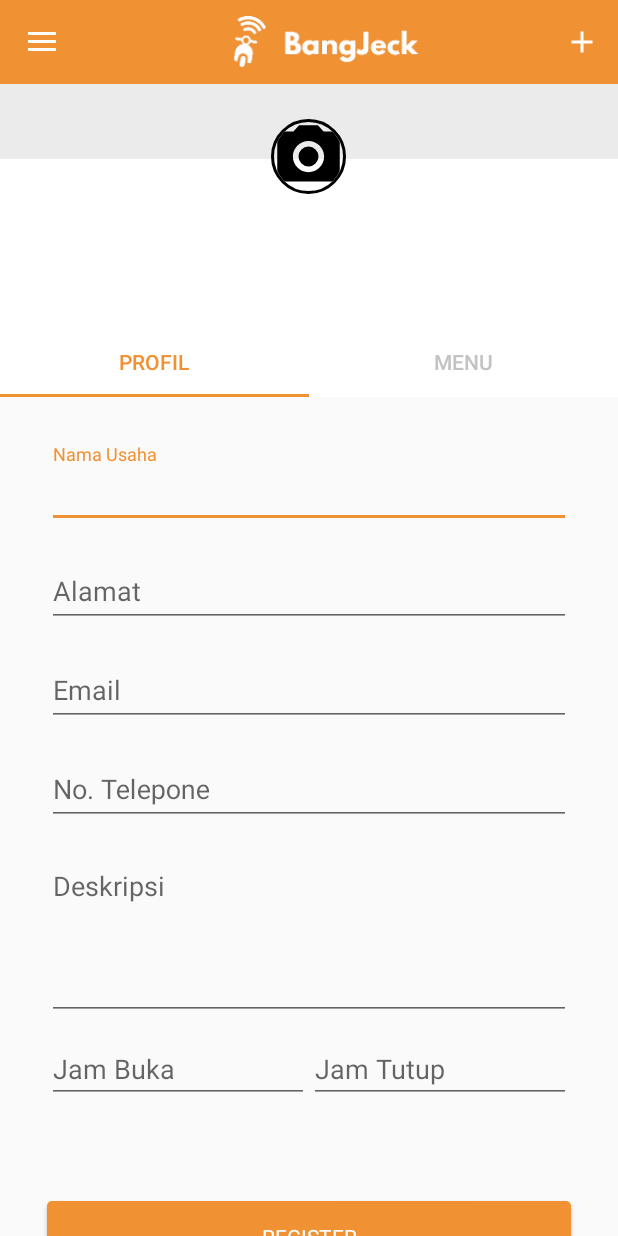
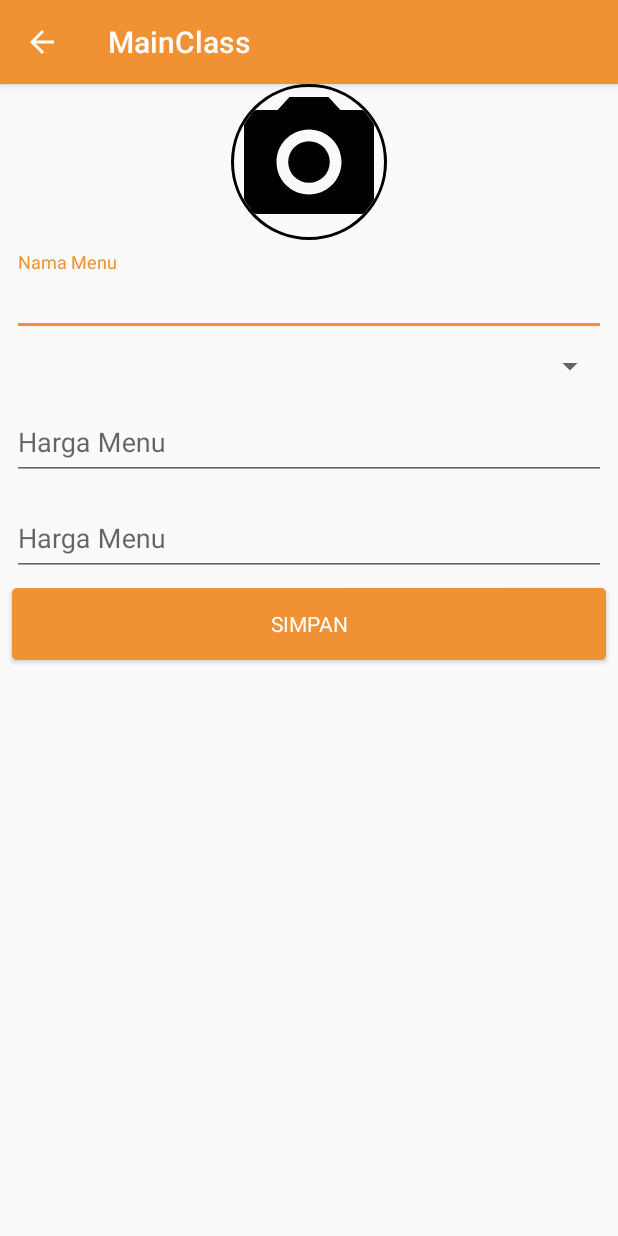
Before and after one commit to handharbeni/BangJekMerchant, an Android app: the screen it shows after launch (MainClass before the commit, DetailMenu after it), after a tap on "Settings", on a phone screen of 412 x 824 dp. Run offline under Robolectric (Android 15) with nearby library versions, the phone set to English and light mode, and no system bars; our stand-ins replace CircleImageView; libraries missing offline, so code that uses them is left out: co.moonmonkeylabs.realmrecyclerview, com.h6ah4i.android, com.pddstudio.preferences, io.realm, io.realm.annotations; 11 statements that could not run were skipped.

Commit message:
Upgrade Menu

```diff
--- a/app/src/main/java/illiyin/mhandharbeni/bangjekmerchant/mainpackage/MainClass.java
+++ b/app/src/main/java/illiyin/mhandharbeni/bangjekmerchant/mainpackage/MainClass.java
@@ -25,6 +25,7 @@ import illiyin.mhandharbeni.bangjekmerchant.accountpackage.SigninClass;
 import illiyin.mhandharbeni.bangjekmerchant.mainpackage.adapter.TabsPagerAdapter;
 import illiyin.mhandharbeni.bangjekmerchant.mainpackage.fragment.FragmentMenu;
 import illiyin.mhandharbeni.bangjekmerchant.mainpackage.fragment.FragmentProfile;
+import illiyin.mhandharbeni.bangjekmerchant.mainpackage.subactivity.DetailMenu;
 import illiyin.mhandharbeni.databasemodule.AdapterModel;
 import illiyin.mhandharbeni.databasemodule.model.MenuMerchantModel;
 import illiyin.mhandharbeni.realmlibrary.Crud;
@@ -98,7 +99,13 @@ public class MainClass extends AppCompatActivity
     public boolean onOptionsItemSelected(MenuItem item) {
         int id = item.getItemId();
         if (id == R.id.action_settings) {
-            Toast.makeText(this, "Add Clicked", Toast.LENGTH_SHORT).show();
+            int indexTabActive = tabLayout.getSelectedTabPosition();
+            int requestCode = FragmentProfile.requestCode;
+            if (indexTabActive == 1){
+                requestCode = FragmentMenu.requestCode;
+            }
+            Intent i = new Intent(getApplicationContext(), DetailMenu.class);
+            startActivityForResult(i, requestCode);
             return true;
         }
 
--- a/app/src/main/java/illiyin/mhandharbeni/bangjekmerchant/mainpackage/fragment/FragmentMenu.java
+++ b/app/src/main/java/illiyin/mhandharbeni/bangjekmerchant/mainpackage/fragment/FragmentMenu.java
@@ -7,7 +7,6 @@ import android.view.LayoutInflater;
 import android.view.View;
 import android.view.ViewGroup;
 import android.widget.Button;
-import android.widget.Toast;
 
 import co.moonmonkeylabs.realmrecyclerview.RealmRecyclerView;
 import illiyin.mhandharbeni.bangjekmerchant.R;
--- a/app/src/main/java/illiyin/mhandharbeni/bangjekmerchant/mainpackage/fragment/FragmentProfile.java
+++ b/app/src/main/java/illiyin/mhandharbeni/bangjekmerchant/mainpackage/fragment/FragmentProfile.java
@@ -2,23 +2,137 @@ package illiyin.mhandharbeni.bangjekmerchant.mainpackage.fragment;
 
 import android.os.Bundle;
 import android.support.v4.app.Fragment;
+import android.text.Editable;
+import android.text.TextWatcher;
+import android.util.Log;
 import android.view.LayoutInflater;
 import android.view.View;
 import android.view.ViewGroup;
+import android.widget.Button;
+import android.widget.TextView;
+
+import java.io.IOException;
 
 import illiyin.mhandharbeni.bangjekmerchant.R;
+import illiyin.mhandharbeni.databasemodule.AdapterModel;
+import illiyin.mhandharbeni.databasemodule.model.user.body.BodyRegisterModel;
+import illiyin.mhandharbeni.databasemodule.model.user.body.BodyUpdateMerchant;
+import illiyin.mhandharbeni.sessionlibrary.Session;
+import illiyin.mhandharbeni.sessionlibrary.SessionListener;
+import illiyin.mhandharbeni.utilslibrary.SnackBar;
+
+import static android.content.ContentValues.TAG;
 
 /**
  * Created by root on 12/5/17.
  */
 
-public class FragmentProfile extends Fragment {
+public class FragmentProfile extends Fragment implements View.OnFocusChangeListener {
     public static Integer requestCode = 122;
     View v;
+
+    private Session session;
+    private AdapterModel adapterModel;
+
+    private TextView txtNamaUsaha, txtAlamat, txtEmail, txtNoTelp, txtDeskripsi, txtJamBuka, txtJamTutup;
+    private Button btnRegister;
 
     @Override
     public View onCreateView(LayoutInflater inflater, ViewGroup container, Bundle savedInstanceState) {
         v = inflater.inflate(R.layout.layout_fragment_profile, container, false);
         return v;
     }
+
+    @Override
+    public void onStart() {
+        super.onStart();
+        fetch_module();
+        fetch_component();
+        fetch_click();
+        fetch_info_merchant();
+        fetch_onchange();
+    }
+
+    private void fetch_module(){
+        session = new Session(getActivity().getApplicationContext(), new SessionListener() {
+            @Override
+            public void sessionChange() {
+
+            }
+        });
+        adapterModel = new AdapterModel(getActivity().getApplicationContext());
+    }
+    private void fetch_component(){
+        txtNamaUsaha = v.findViewById(R.id.txtNamaUsaha);
+        txtAlamat = v.findViewById(R.id.txtAlamat);
+        txtEmail = v.findViewById(R.id.txtEmail);
+        txtNoTelp = v.findViewById(R.id.txtNoTelp);
+        txtDeskripsi = v.findViewById(R.id.txtDeskripsi);
+        txtJamBuka = v.findViewById(R.id.txtJamBuka);
+        txtJamTutup = v.findViewById(R.id.txtJamTutup);
+
+        btnRegister = v.findViewById(R.id.btnRegister);
+        btnRegister.setText(getString(R.string.placeholder_simpan_profile));
+    }
+    private void fetch_click(){
+        btnRegister.setOnClickListener(new View.OnClickListener() {
+            @Override
+            public void onClick(View view) {
+
+            }
+        });
+    }
+    private void fetch_info_merchant(){
+        if (!session.getToken().equalsIgnoreCase("nohting")){
+            txtNamaUsaha.setText(session.getCustomParams(Session.NAMA, "Not Available"));
+            txtAlamat.setText(session.getCustomParams(Session.ALAMAT, "Not Available"));
+            txtEmail.setText(session.getCustomParams(Session.EMAIL, "Not Available"));
+            txtNoTelp.setText(session.getCustomParams(Session.NOTELP, "Not Available"));
+//            txtDeskripsi.setText(session.getCustomParams(Session.NAMA, "Not Available"));
+//            txtJamBuka.setText(session.getCustomParams(Session.NAMA, "Not Available"));
+//            txtJamTutup.setText(session.getCustomParams(Session.NAMA, "Not Available"));
+
+        }
+    }
+    private void fetch_onchange(){
+        txtNamaUsaha.setOnFocusChangeListener(this);
+        txtAlamat.setOnFocusChangeListener(this);
+        txtEmail.setOnFocusChangeListener(this);
+        txtNoTelp.setOnFocusChangeListener(this);
+    }
+    private void do_save(String field, String value){
+        try {
+            BodyUpdateMerchant bodyRegisterModel = new BodyUpdateMerchant();
+            bodyRegisterModel.setField(field);
+            bodyRegisterModel.setKey(session.getToken());
+            bodyRegisterModel.setValue(value);
+            String returns = adapterModel.updateMerchant(bodyRegisterModel, getString(R.string.caption_update_profile_success), getString(R.string.caption_update_profile_failed));
+            if (returns.equalsIgnoreCase(getString(R.string.caption_update_profile_success))){
+                showSnackBar(getString(R.string.caption_update_profile_success));
+            }else{
+                showSnackBar(getString(R.string.caption_update_profile_failed));
+            }
+        } catch (IOException e) {
+            e.printStackTrace();
+        }
+
+    }
+    private void showSnackBar(String message){
+        new SnackBar(getActivity().getApplicationContext()).view(v).message(message).build();
+    }
+
+    @Override
+    public void onFocusChange(View view, boolean b) {
+        if (!b){
+            if (view.getId() == R.id.txtNamaUsaha){
+//                do_save();
+            }else if (view.getId() == R.id.txtAlamat){
+                Log.d(TAG, "onFocusChange: ALAMAT UNFOCUSED");
+            }else if (view.getId() == R.id.txtEmail){
+                Log.d(TAG, "onFocusChange: EMAIL UNFOCUSED");
+            }else if (view.getId() == R.id.txtNoTelp){
+                Log.d(TAG, "onFocusChange: NOTELP UNFOCUSED");
+            }
+        }
+    }
 }
--- a/app/src/main/java/illiyin/mhandharbeni/bangjekmerchant/mainpackage/fragment/adapter/AdapterMenu.java
+++ b/app/src/main/java/illiyin/mhandharbeni/bangjekmerchant/mainpackage/fragment/adapter/AdapterMenu.java
@@ -1,9 +1,7 @@
 package illiyin.mhandharbeni.bangjekmerchant.mainpackage.fragment.adapter;
 
 import android.content.Context;
-import android.content.Intent;
 import android.support.v7.widget.CardView;
-import android.view.ContextMenu;
 import android.view.View;
 import android.view.ViewGroup;
 import android.widget.ImageView;
@@ -11,9 +9,9 @@ import android.widget.TextView;
 
 import illiyin.mhandharbeni.bangjekmerchant.R;
 import illiyin.mhandharbeni.bangjekmerchant.mainpackage.listen.RvClick;
-import illiyin.mhandharbeni.bangjekmerchant.mainpackage.subactivity.DetailMenu;
 import illiyin.mhandharbeni.databasemodule.model.MenuMerchantModel;
 import illiyin.mhandharbeni.realmlibrary.Crud;
+import illiyin.mhandharbeni.utilslibrary.NumberFormat;
 import io.realm.RealmBasedRecyclerViewAdapter;
 import io.realm.RealmResults;
 import io.realm.RealmViewHolder;
@@ -45,7 +43,7 @@ public class AdapterMenu extends RealmBasedRecyclerViewAdapter<MenuMerchantModel
     public void onBindRealmViewHolder(AdapterMenu.Holder holder, int i) {
         menuMerchantModel = realmResults.get(i);
         holder.txtItemName.setText(menuMerchantModel.getMerchantMenu());
-        holder.txtItemPrice.setText(menuMerchantModel.getIdMerchantMenu());
+        holder.txtItemPrice.setText(NumberFormat.format(Double.valueOf(menuMerchantModel.getPrice())));
         final String idMerchantMenu = menuMerchantModel.getIdMerchantMenu();
         holder.cardviewparent.setOnClickListener(new View.OnClickListener() {
             @Override
--- a/app/src/main/res/layout/item_menu.xml
+++ b/app/src/main/res/layout/item_menu.xml
@@ -4,7 +4,7 @@
     android:id="@+id/cardviewparent"
     xmlns:android="http://schemas.android.com/apk/res/android"
     xmlns:app="http://schemas.android.com/apk/res-auto"
-    android:padding="2dp" android:layout_marginTop="5dp">
+    android:padding="2dp" android:layout_marginTop="5dp" android:layout_marginStart="2dp" android:layout_marginEnd="2dp">
     <android.support.constraint.ConstraintLayout
         android:id="@+id/constraintparent"
         android:layout_width="match_parent"
--- a/app/src/main/res/layout/layout_detail_menu.xml
+++ b/app/src/main/res/layout/layout_detail_menu.xml
@@ -1,8 +1,6 @@
 <?xml version="1.0" encoding="utf-8"?>
-<android.support.constraint.ConstraintLayout
-    xmlns:android="http://schemas.android.com/apk/res/android"
+<android.support.constraint.ConstraintLayout xmlns:android="http://schemas.android.com/apk/res/android"
     xmlns:app="http://schemas.android.com/apk/res-auto"
-    xmlns:tools="http://schemas.android.com/tools"
     android:layout_width="match_parent"
     android:layout_height="match_parent">
 
@@ -85,7 +83,7 @@
             android:layout_width="match_parent"
             android:layout_height="wrap_content"
             android:gravity="top"
-            android:hint="Harga Menu"
+            android:hint="Deskripsi Menu"
             android:imeOptions="actionNext"
             android:lines="1" />
     </android.support.design.widget.TextInputLayout>
--- a/app/src/main/res/layout/layout_form_menu.xml
+++ b/app/src/main/res/layout/layout_form_menu.xml
@@ -1,8 +1,6 @@
 <?xml version="1.0" encoding="utf-8"?>
-<android.support.constraint.ConstraintLayout
-    xmlns:android="http://schemas.android.com/apk/res/android"
+<android.support.constraint.ConstraintLayout xmlns:android="http://schemas.android.com/apk/res/android"
     xmlns:app="http://schemas.android.com/apk/res-auto"
-    xmlns:tools="http://schemas.android.com/tools"
     android:layout_width="match_parent"
     android:layout_height="match_parent">
 
--- a/app/src/main/res/layout/layout_fragment_menu.xml
+++ b/app/src/main/res/layout/layout_fragment_menu.xml
@@ -1,7 +1,6 @@
 <?xml version="1.0" encoding="utf-8"?>
 <android.support.constraint.ConstraintLayout xmlns:android="http://schemas.android.com/apk/res/android"
     xmlns:app="http://schemas.android.com/apk/res-auto"
-    xmlns:tools="http://schemas.android.com/tools"
     android:layout_width="match_parent"
     android:layout_height="match_parent"
     android:orientation="vertical">
@@ -10,10 +9,6 @@
         android:id="@+id/rvMenu"
         android:layout_width="0dp"
         android:layout_height="0dp"
-        android:layout_marginBottom="8dp"
-        android:layout_marginEnd="8dp"
-        android:layout_marginStart="8dp"
-        android:layout_marginTop="28dp"
         app:layout_constraintBottom_toTopOf="@+id/btnAddMenu"
         app:layout_constraintEnd_toEndOf="parent"
         app:layout_constraintHorizontal_bias="1.0"
--- a/app/src/main/res/layout/nav_header_main_class.xml
+++ b/app/src/main/res/layout/nav_header_main_class.xml
@@ -1,6 +1,5 @@
 <?xml version="1.0" encoding="utf-8"?>
 <LinearLayout xmlns:android="http://schemas.android.com/apk/res/android"
-    xmlns:app="http://schemas.android.com/apk/res-auto"
     android:layout_width="match_parent"
     android:layout_height="@dimen/nav_header_height"
     android:background="@color/colorPrimary"
--- a/app/src/main/res/values/drawables.xml
+++ b/app/src/main/res/values/drawables.xml
@@ -1,4 +1,4 @@
-<resources xmlns:android="http://schemas.android.com/apk/res/android">
+<resources>
     <item name="ic_menu_camera" type="drawable">@android:drawable/ic_menu_camera</item>
     <item name="ic_menu_gallery" type="drawable">@android:drawable/ic_menu_gallery</item>
     <item name="ic_menu_slideshow" type="drawable">@android:drawable/ic_menu_slideshow</item>
--- a/app/src/main/res/values/strings.xml
+++ b/app/src/main/res/values/strings.xml
@@ -27,5 +27,10 @@
     <string name="placeholder_simpan">Simpan</string>
 
     <string name="caption_login_success">Login Sukses</string>
+    <string name="caption_update_profile_success">Update Profil Sukses</string>
+    <string name="caption_update_menu_success">Update Menu Sukses</string>
     <string name="caption_login_failed">Login Gagal</string>
+    <string name="caption_update_profile_failed">Uodate Profil Gagal</string>
+    <string name="caption_update_menu_failed">Update Menu Gagal</string>
+    <string name="placeholder_simpan_profile">SIMPAN</string>
 </resources>
--- a/utilslibrary/src/main/java/illiyin/mhandharbeni/utilslibrary/NumberFormat.java
+++ b/utilslibrary/src/main/java/illiyin/mhandharbeni/utilslibrary/NumberFormat.java
@@ -12,7 +12,7 @@ public class NumberFormat {
         Double value = d;
         java.text.NumberFormat formatter = java.text.NumberFormat.getCurrencyInstance();
         DecimalFormatSymbols dfs = new DecimalFormatSymbols();
-        dfs.setCurrencySymbol("Rp.");
+        dfs.setCurrencySymbol("Rp. ");
         ((DecimalFormat) formatter).setDecimalFormatSymbols(dfs);
         return formatter.format(value);
     }
```
Also changed, not shown: app/src/main/java/illiyin/mhandharbeni/bangjekmerchant/mainpackage/fragment/adapter/SpinnerAdapter.java (added, +14 -0 lines), app/src/main/java/illiyin/mhandharbeni/bangjekmerchant/mainpackage/subactivity/DetailMenu.java (+9 -0 lines), app/src/main/java/illiyin/mhandharbeni/bangjekmerchant/mainpackage/subactivity/UpdateMenu.java (+62 -1 lines), app/src/main/res/layout/activity_splash_screen.xml (+4 -3 lines), databasemodule/src/main/java/illiyin/mhandharbeni/databasemodule/model/user/body/BodyRegisterModel.java (+11 -11 lines).
